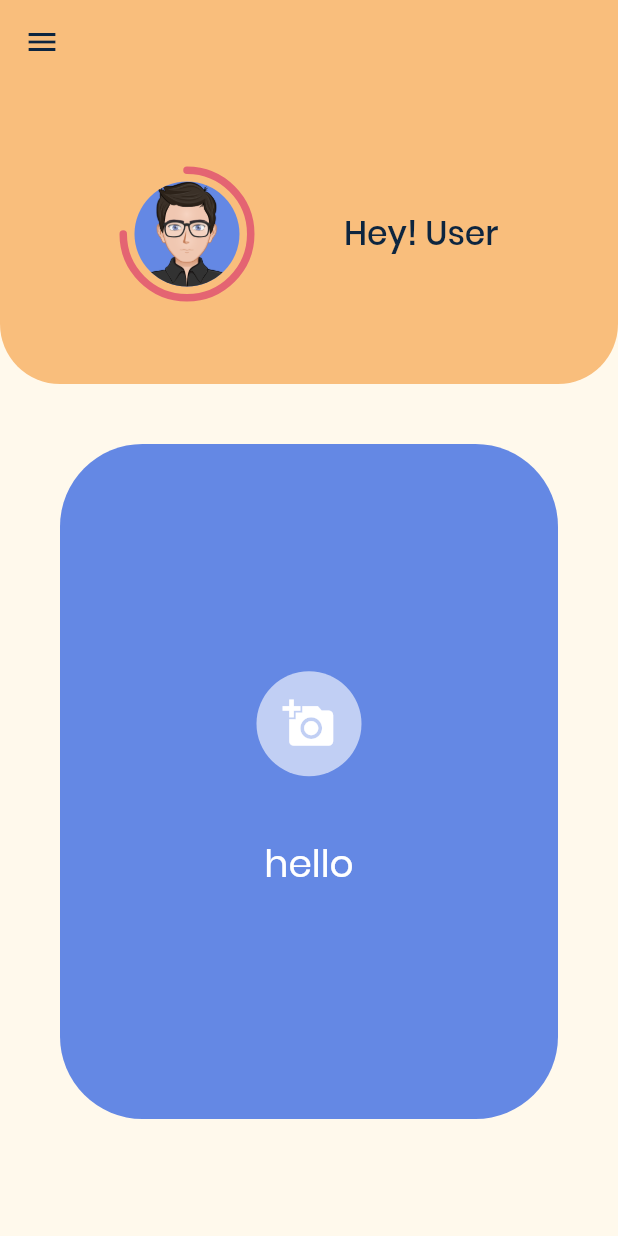
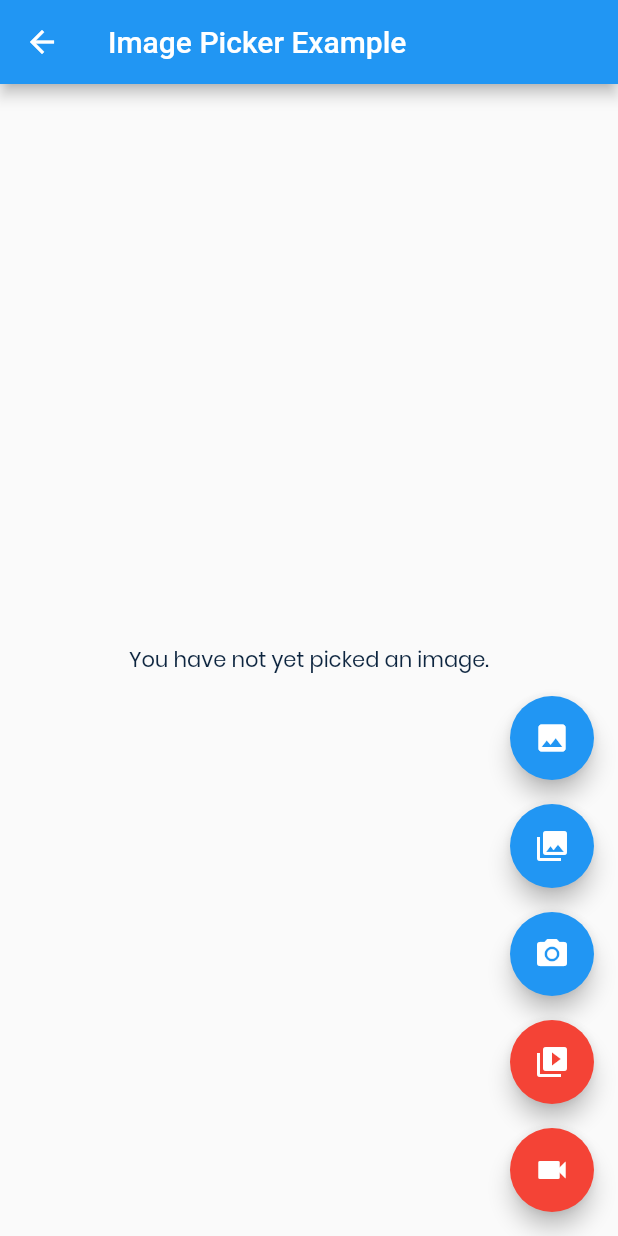
Before and after one commit to PriyanshuRj/MEDEX, a Flutter app: the HomePage screen opened directly, after a tap on "Upload Image", on a phone screen of 412 x 824 dp. Run offline on Flutter 3.47's test engine with Material 2 defaults, Android fonts, the phone set to English and light mode, and no system bars; drawn by our look-alikes of percent_indicator; our stand-ins replace camera, image_picker, video_player; missing offline and left inert: sawo.

Commit message:
add lots of code

```diff
--- a/front_end/lib/screens/home_page.dart
+++ b/front_end/lib/screens/home_page.dart
@@ -1,5 +1,6 @@
 import 'package:flutter/material.dart';
 import 'package:front_end/screens/upload_image.dart';
+import 'package:front_end/screens/upload2.dart';
 
 import 'package:front_end/theme/colors/light_colors.dart';
 import 'package:percent_indicator/percent_indicator.dart';
@@ -137,7 +138,8 @@ class HomePage extends StatelessWidget {
                               Navigator.push(
                                 context,
                                 MaterialPageRoute(
-                                    builder: (context) => UploadImage()),
+                                    builder: (context) => CaptureImage(
+                                        title: 'Image Picker Example')),
                               );
                             },
                             child: Row(children: <Widget>[
--- a/front_end/lib/screens/upload2.dart
+++ b/front_end/lib/screens/upload2.dart
@@ -0,0 +1,445 @@
+import 'dart:async';
+import 'dart:io';
+
+import 'package:flutter/foundation.dart';
+import 'package:flutter/material.dart';
+import 'package:image_picker/image_picker.dart';
+import 'package:video_player/video_player.dart';
+
+class CaptureImage extends StatefulWidget {
+  CaptureImage({Key? key, this.title}) : super(key: key);
+
+  final String? title;
+
+  @override
+  _MyHomePageState createState() => _MyHomePageState();
+}
+
+class _MyHomePageState extends State<CaptureImage> {
+  List<XFile>? _imageFileList;
+
+  set _imageFile(XFile? value) {
+    _imageFileList = value == null ? null : [value];
+  }
+
+  dynamic _pickImageError;
+  bool isVideo = false;
+
+  VideoPlayerController? _controller;
+  VideoPlayerController? _toBeDisposed;
+  String? _retrieveDataError;
+
+  final ImagePicker _picker = ImagePicker();
+  final TextEditingController maxWidthController = TextEditingController();
+  final TextEditingController maxHeightController = TextEditingController();
+  final TextEditingController qualityController = TextEditingController();
+
+  Future<void> _playVideo(XFile? file) async {
+    if (file != null && mounted) {
+      await _disposeVideoController();
+      late VideoPlayerController controller;
+      if (kIsWeb) {
+        controller = VideoPlayerController.network(file.path);
+      } else {
+        controller = VideoPlayerController.file(File(file.path));
+      }
+      _controller = controller;
+      // In web, most browsers won't honor a programmatic call to .play
+      // if the video has a sound track (and is not muted).
+      // Mute the video so it auto-plays in web!
+      // This is not needed if the call to .play is the result of user
+      // interaction (clicking on a "play" button, for example).
+      final double volume = kIsWeb ? 0.0 : 1.0;
+      await controller.setVolume(volume);
+      await controller.initialize();
+      await controller.setLooping(true);
+      await controller.play();
+      setState(() {});
+    }
+  }
+
+  void _onImageButtonPressed(ImageSource source,
+      {BuildContext? context, bool isMultiImage = false}) async {
+    if (_controller != null) {
+      await _controller!.setVolume(0.0);
+    }
+    if (isVideo) {
+      final XFile? file = await _picker.pickVideo(
+          source: source, maxDuration: const Duration(seconds: 10));
+      await _playVideo(file);
+    } else if (isMultiImage) {
+      await _displayPickImageDialog(context!,
+          (double? maxWidth, double? maxHeight, int? quality) async {
+        try {
+          final pickedFileList = await _picker.pickMultiImage(
+            maxWidth: maxWidth,
+            maxHeight: maxHeight,
+            imageQuality: quality,
+          );
+          setState(() {
+            _imageFileList = pickedFileList;
+          });
+        } catch (e) {
+          setState(() {
+            _pickImageError = e;
+          });
+        }
+      });
+    } else {
+      await _displayPickImageDialog(context!,
+          (double? maxWidth, double? maxHeight, int? quality) async {
+        try {
+          final pickedFile = await _picker.pickImage(
+            source: source,
+            maxWidth: maxWidth,
+            maxHeight: maxHeight,
+            imageQuality: quality,
+          );
+          setState(() {
+            _imageFile = pickedFile;
+          });
+        } catch (e) {
+          setState(() {
+            _pickImageError = e;
+          });
+        }
+      });
+    }
+  }
+
+  @override
+  void deactivate() {
+    if (_controller != null) {
+      _controller!.setVolume(0.0);
+      _controller!.pause();
+    }
+    super.deactivate();
+  }
+
+  @override
+  void dispose() {
+    _disposeVideoController();
+    maxWidthController.dispose();
+    maxHeightController.dispose();
+    qualityController.dispose();
+    super.dispose();
+  }
+
+  Future<void> _disposeVideoController() async {
+    if (_toBeDisposed != null) {
+      await _toBeDisposed!.dispose();
+    }
+    _toBeDisposed = _controller;
+    _controller = null;
+  }
+
+  Widget _previewVideo() {
+    final Text? retrieveError = _getRetrieveErrorWidget();
+    if (retrieveError != null) {
+      return retrieveError;
+    }
+    if (_controller == null) {
+      return const Text(
+        'You have not yet picked a video',
+        textAlign: TextAlign.center,
+      );
+    }
+    return Padding(
+      padding: const EdgeInsets.all(10.0),
+      child: AspectRatioVideo(_controller),
+    );
+  }
+
+  Widget _previewImages() {
+    final Text? retrieveError = _getRetrieveErrorWidget();
+    if (retrieveError != null) {
+      return retrieveError;
+    }
+    if (_imageFileList != null) {
+      return Semantics(
+          child: ListView.builder(
+            key: UniqueKey(),
+            itemBuilder: (context, index) {
+              // Why network for web?
+              // See https://pub.dev/packages/image_picker#getting-ready-for-the-web-platform
+              return Semantics(
+                label: 'image_picker_example_picked_image',
+                child: kIsWeb
+                    ? Image.network(_imageFileList![index].path)
+                    : Image.file(File(_imageFileList![index].path)),
+              );
+            },
+            itemCount: _imageFileList!.length,
+          ),
+          label: 'image_picker_example_picked_images');
+    } else if (_pickImageError != null) {
+      return Text(
+        'Pick image error: $_pickImageError',
+        textAlign: TextAlign.center,
+      );
+    } else {
+      return const Text(
+        'You have not yet picked an image.',
+        textAlign: TextAlign.center,
+      );
+    }
+  }
+
+  Widget _handlePreview() {
+    if (isVideo) {
+      return _previewVideo();
+    } else {
+      return _previewImages();
+    }
+  }
+
+  Future<void> retrieveLostData() async {
+    final LostDataResponse response = await _picker.retrieveLostData();
+    if (response.isEmpty) {
+      return;
+    }
+    if (response.file != null) {
+      if (response.type == RetrieveType.video) {
+        isVideo = true;
+        await _playVideo(response.file);
+      } else {
+        isVideo = false;
+        setState(() {
+          _imageFile = response.file;
+          _imageFileList = response.files;
+        });
+      }
+    } else {
+      _retrieveDataError = response.exception!.code;
+    }
+  }
+
+  @override
+  Widget build(BuildContext context) {
+    return Scaffold(
+      appBar: AppBar(
+        title: Text(widget.title!),
+      ),
+      body: Center(
+        child: !kIsWeb && defaultTargetPlatform == TargetPlatform.android
+            ? FutureBuilder<void>(
+                future: retrieveLostData(),
+                builder: (BuildContext context, AsyncSnapshot<void> snapshot) {
+                  switch (snapshot.connectionState) {
+                    case ConnectionState.none:
+                    case ConnectionState.waiting:
+                      return const Text(
+                        'You have not yet picked an image.',
+                        textAlign: TextAlign.center,
+                      );
+                    case ConnectionState.done:
+                      return _handlePreview();
+                    default:
+                      if (snapshot.hasError) {
+                        return Text(
+                          'Pick image/video error: ${snapshot.error}}',
+                          textAlign: TextAlign.center,
+                        );
+                      } else {
+                        return const Text(
+                          'You have not yet picked an image.',
+                          textAlign: TextAlign.center,
+                        );
+                      }
+                  }
+                },
+              )
+            : _handlePreview(),
+      ),
+      floatingActionButton: Column(
+        mainAxisAlignment: MainAxisAlignment.end,
+        children: <Widget>[
+          Semantics(
+            label: 'image_picker_example_from_gallery',
+            child: FloatingActionButton(
+              onPressed: () {
+                isVideo = false;
+                _onImageButtonPressed(ImageSource.gallery, context: context);
+              },
+              heroTag: 'image0',
+              tooltip: 'Pick Image from gallery',
+              child: const Icon(Icons.photo),
+            ),
+          ),
+          Padding(
+            padding: const EdgeInsets.only(top: 16.0),
+            child: FloatingActionButton(
+              onPressed: () {
+                isVideo = false;
+                _onImageButtonPressed(
+                  ImageSource.gallery,
+                  context: context,
+                  isMultiImage: true,
+                );
+              },
+              heroTag: 'image1',
+              tooltip: 'Pick Multiple Image from gallery',
+              child: const Icon(Icons.photo_library),
+            ),
+          ),
+          Padding(
+            padding: const EdgeInsets.only(top: 16.0),
+            child: FloatingActionButton(
+              onPressed: () {
+                isVideo = false;
+                _onImageButtonPressed(ImageSource.camera, context: context);
+              },
+              heroTag: 'image2',
+              tooltip: 'Take a Photo',
+              child: const Icon(Icons.camera_alt),
+            ),
+          ),
+          Padding(
+            padding: const EdgeInsets.only(top: 16.0),
+            child: FloatingActionButton(
+              backgroundColor: Colors.red,
+              onPressed: () {
+                isVideo = true;
+                _onImageButtonPressed(ImageSource.gallery);
+              },
+              heroTag: 'video0',
+              tooltip: 'Pick Video from gallery',
+              child: const Icon(Icons.video_library),
+            ),
+          ),
+          Padding(
+            padding: const EdgeInsets.only(top: 16.0),
+            child: FloatingActionButton(
+              backgroundColor: Colors.red,
+              onPressed: () {
+                isVideo = true;
+                _onImageButtonPressed(ImageSource.camera);
+              },
+              heroTag: 'video1',
+              tooltip: 'Take a Video',
+              child: const Icon(Icons.videocam),
+            ),
+          ),
+        ],
+      ),
+    );
+  }
+
+  Text? _getRetrieveErrorWidget() {
+    if (_retrieveDataError != null) {
+      final Text result = Text(_retrieveDataError!);
+      _retrieveDataError = null;
+      return result;
+    }
+    return null;
+  }
+
+  Future<void> _displayPickImageDialog(
+      BuildContext context, OnPickImageCallback onPick) async {
+    return showDialog(
+        context: context,
+        builder: (context) {
+          return AlertDialog(
+            title: Text('Add optional parameters'),
+            content: Column(
+              children: <Widget>[
+                TextField(
+                  controller: maxWidthController,
+                  keyboardType: TextInputType.numberWithOptions(decimal: true),
+                  decoration:
+                      InputDecoration(hintText: "Enter maxWidth if desired"),
+                ),
+                TextField(
+                  controller: maxHeightController,
+                  keyboardType: TextInputType.numberWithOptions(decimal: true),
+                  decoration:
+                      InputDecoration(hintText: "Enter maxHeight if desired"),
+                ),
+                TextField(
+                  controller: qualityController,
+                  keyboardType: TextInputType.number,
+                  decoration:
+                      InputDecoration(hintText: "Enter quality if desired"),
+                ),
+              ],
+            ),
+            actions: <Widget>[
+              TextButton(
+                child: const Text('CANCEL'),
+                onPressed: () {
+                  Navigator.of(context).pop();
+                },
+              ),
+              TextButton(
+                  child: const Text('PICK'),
+                  onPressed: () {
+                    double? width = maxWidthController.text.isNotEmpty
+                        ? double.parse(maxWidthController.text)
+                        : null;
+                    double? height = maxHeightController.text.isNotEmpty
+                        ? double.parse(maxHeightController.text)
+                        : null;
+                    int? quality = qualityController.text.isNotEmpty
+                        ? int.parse(qualityController.text)
+                        : null;
+                    onPick(width, height, quality);
+                    Navigator.of(context).pop();
+                  }),
+            ],
+          );
+        });
+  }
+}
+
+typedef void OnPickImageCallback(
+    double? maxWidth, double? maxHeight, int? quality);
+
+class AspectRatioVideo extends StatefulWidget {
+  AspectRatioVideo(this.controller);
+
+  final VideoPlayerController? controller;
+
+  @override
+  AspectRatioVideoState createState() => AspectRatioVideoState();
+}
+
+class AspectRatioVideoState extends State<AspectRatioVideo> {
+  VideoPlayerController? get controller => widget.controller;
+  bool initialized = false;
+
+  void _onVideoControllerUpdate() {
+    if (!mounted) {
+      return;
+    }
+    if (initialized != controller!.value.isInitialized) {
+      initialized = controller!.value.isInitialized;
+      setState(() {});
+    }
+  }
+
+  @override
+  void initState() {
+    super.initState();
+    controller!.addListener(_onVideoControllerUpdate);
+  }
+
+  @override
+  void dispose() {
+    controller!.removeListener(_onVideoControllerUpdate);
+    super.dispose();
+  }
+
+  @override
+  Widget build(BuildContext context) {
+    if (initialized) {
+      return Center(
+        child: AspectRatio(
+          aspectRatio: controller!.value.aspectRatio,
+          child: VideoPlayer(controller!),
+        ),
+      );
+    } else {
+      return Container();
+    }
+  }
+}
--- a/front_end/pubspec.yaml
+++ b/front_end/pubspec.yaml
@@ -33,6 +33,7 @@ dependencies:
   percent_indicator: ^3.0.1
   camera: ^0.9.2+2
   image_picker: ^0.8.4
+  video_player: ^2.1.15
 
 dev_dependencies:
   flutter_test:
```
Also changed, not shown: front_end/pubspec.lock.
